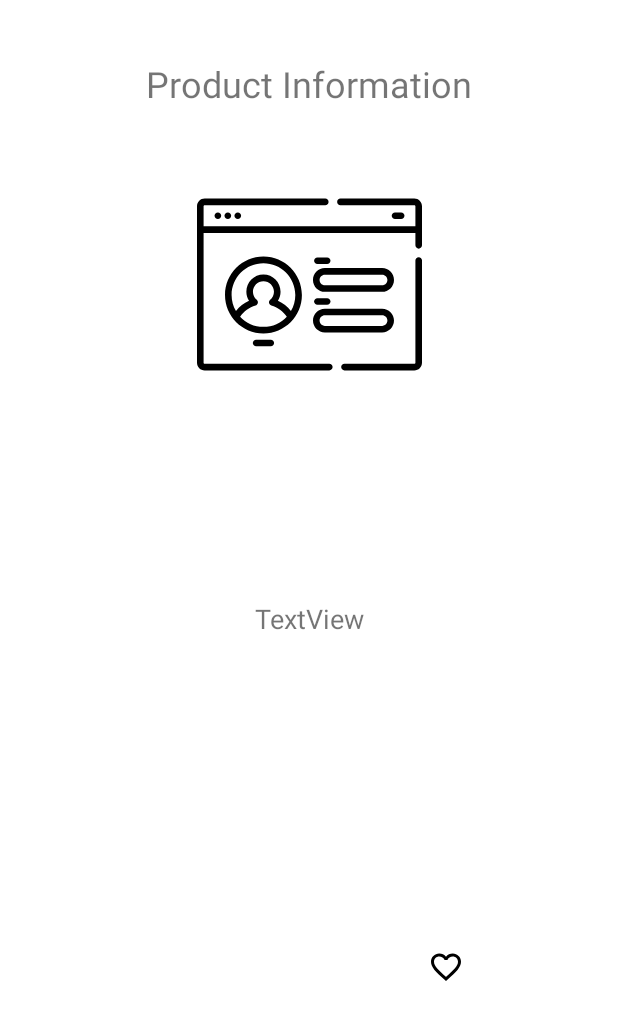
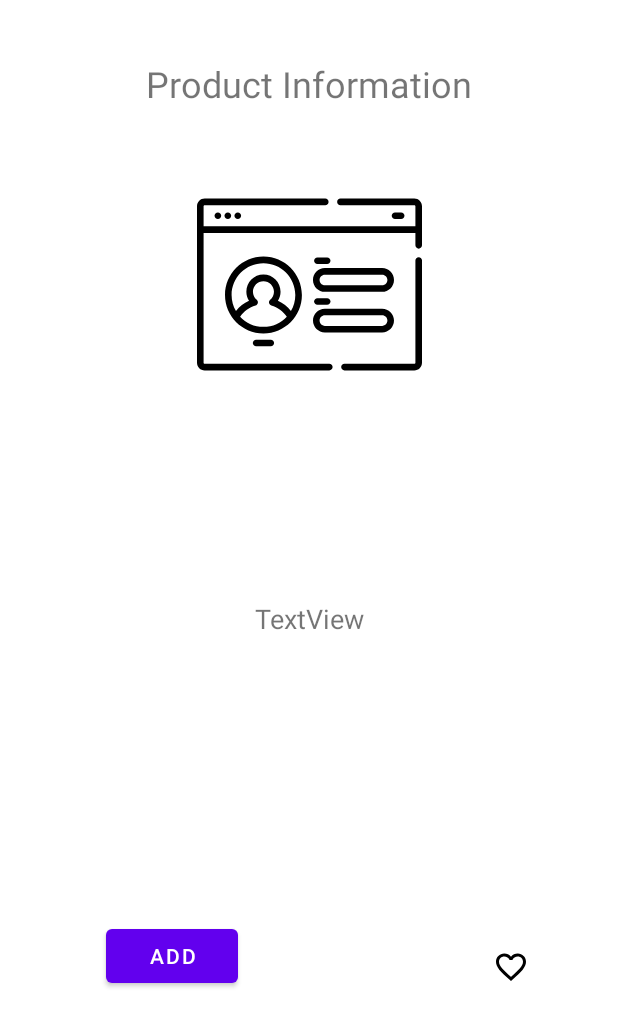
Before and after one commit to matisanchez97/SegundoParcialDDM, an Android app: the layout fragment_detail_product.xml on its own in the app's theme, with its tools: preview values and no code run, on a phone screen of 412 x 824 dp. Shown: the top 1027 px of the screen. Run offline under Robolectric (Android 15) with nearby library versions, the phone set to English and light mode, and no system bars.

Commit message:
Detail_Add_Feature

```diff
--- a/app/src/main/java/com/utn/primerparcial/fragments/ShoppingListFragment.kt
+++ b/app/src/main/java/com/utn/primerparcial/fragments/ShoppingListFragment.kt
@@ -75,7 +75,7 @@ class ShoppingListFragment : Fragment() {
                         // Handle share icon press
                         if (selectedProducts!!.size == 1){
                             editProductPos = shoppingList!!.indexOf(selectedProducts!![0])
-                            val action_7 = ShoppingListFragmentDirections.actionShoppinglistFragmentToAddDialogFragment(currentUserId,editProductPos)
+                            val action_7 = ShoppingListFragmentDirections.actionShoppinglistFragmentToAddDialogFragment(currentUserId,editProductPos,-1)
                             actionMode?.finish()
                             findNavController().navigate(action_7)
                         }
@@ -161,7 +161,7 @@ class ShoppingListFragment : Fragment() {
         }
 
         butFloatAdd.setOnClickListener {
-            val action_5 = ShoppingListFragmentDirections.actionShoppinglistFragmentToAddDialogFragment(currentUserId,-1)
+            val action_5 = ShoppingListFragmentDirections.actionShoppinglistFragmentToAddDialogFragment(currentUserId,-1,-1)
             findNavController().navigate(action_5)
         }
 
--- a/app/src/main/res/layout/fragment_detail_product.xml
+++ b/app/src/main/res/layout/fragment_detail_product.xml
@@ -50,9 +50,28 @@
         app:buttonTint="@android:color/widget_edittext_dark"
         app:layout_constraintBottom_toBottomOf="parent"
         app:layout_constraintEnd_toEndOf="parent"
-        app:layout_constraintHorizontal_bias="0.75"
-        app:layout_constraintStart_toStartOf="parent"
+        app:layout_constraintHorizontal_bias="0.7"
+        app:layout_constraintStart_toStartOf="@+id/guideline30"
         app:layout_constraintTop_toTopOf="parent"
         app:layout_constraintVertical_bias="0.80" />
 
+    <Button
+        android:id="@+id/buttonAccept2"
+        android:layout_width="wrap_content"
+        android:layout_height="wrap_content"
+        android:text="@string/but_accept"
+        app:layout_constraintBottom_toBottomOf="parent"
+        app:layout_constraintEnd_toStartOf="@+id/guideline30"
+        app:layout_constraintHorizontal_bias="0.6"
+        app:layout_constraintStart_toStartOf="parent"
+        app:layout_constraintTop_toTopOf="parent"
+        app:layout_constraintVertical_bias="0.79" />
+
+    <androidx.constraintlayout.widget.Guideline
+        android:id="@+id/guideline30"
+        android:layout_width="wrap_content"
+        android:layout_height="wrap_content"
+        android:orientation="vertical"
+        app:layout_constraintGuide_percent="0.5" />
+
 </androidx.constraintlayout.widget.ConstraintLayout>
--- a/app/src/main/res/navigation/main_navgraph.xml
+++ b/app/src/main/res/navigation/main_navgraph.xml
@@ -55,6 +55,9 @@
         <argument
             android:name="currentUserId"
             app:argType="integer" />
+        <action
+            android:id="@+id/action_containerProductFragment_to_addDialogFragment"
+            app:destination="@id/addDialogFragment" />
     </fragment>
     <fragment
         android:id="@+id/addDialogFragment"
@@ -69,6 +72,9 @@
             app:argType="integer" />
         <argument
             android:name="editProductId"
+            app:argType="integer" />
+        <argument
+            android:name="newProductId"
             app:argType="integer" />
     </fragment>
     <fragment
```
Also changed, not shown: app/src/main/java/com/utn/primerparcial/fragments/AddDialogFragment.kt (+14 -8 lines), app/src/main/java/com/utn/primerparcial/fragments/DetailProductFragment.kt (+15 -0 lines).
